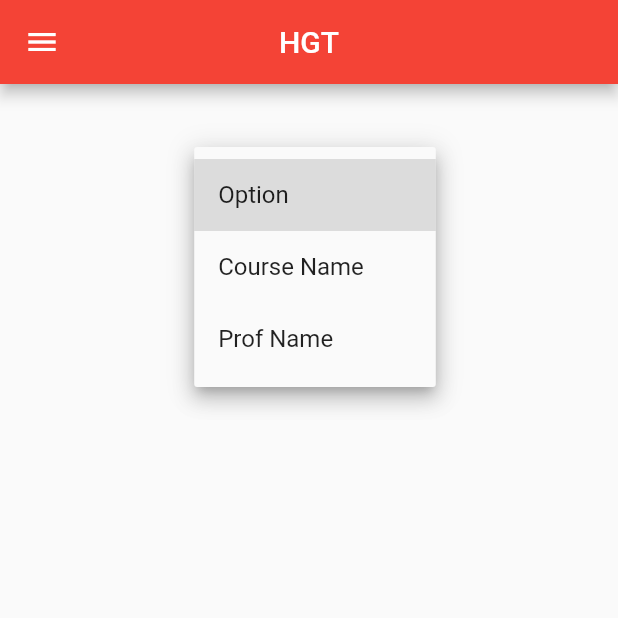
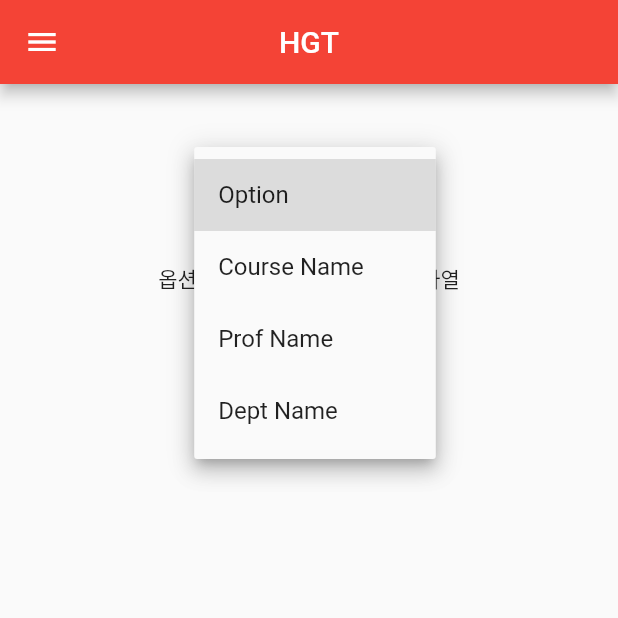
Before and after one commit to Younhong/HDT, a Flutter app: the OpenCourseMainPage screen opened directly, after a tap on "Option", on a phone screen of 412 x 824 dp, the top half of it. Run offline on Flutter 3.47's test engine with Material 2 defaults, Android fonts, the phone set to English and light mode, and no system bars.

Commit message:
학부별 강의 검색 기능

```diff
--- a/lib/open_course/open.course.body.dart
+++ b/lib/open_course/open.course.body.dart
@@ -7,7 +7,7 @@ class OpenCourseBodyPage extends StatefulWidget{
 
 class _OpenCourseBodyState extends State<OpenCourseBodyPage> {
   _OpenCourseBodyState();
-  List<String> _category = ['Option', 'Course Name', 'Prof Name'];
+  List<String> _category = ['Option', 'Course Name', 'Prof Name', 'Dept Name'];
 
   String _selected = "Option";
 
--- a/lib/open_course/open.course.option.dart
+++ b/lib/open_course/open.course.option.dart
@@ -1,4 +1,5 @@
 import 'package:flutter/material.dart';
+import 'package:hgt/open_course/dept.course.dart';
 
 class OpenCourseOptionPage extends StatefulWidget{
   final String option;
@@ -10,12 +11,16 @@ class OpenCourseOptionPage extends StatefulWidget{
 class _OpenCourseOptionState extends State<OpenCourseOptionPage> {
   _OpenCourseOptionState();
 
+  List<String> _deptCategory = ['GLS', 'CSEE', 'Law', 'Life Science'];
+  String _selectedDept = "GLS";
+
   @override
   Widget build(BuildContext context) {
     if (widget.option == "Option") {
       return Column(
         children: <Widget>[
-          Text("전체 강좌 조회")
+          Text("전체 강좌 조회"),
+          Text("옵션 없이 전체 강좌 찾아서 쭉 나열")
         ],
       );
     }
@@ -33,6 +38,28 @@ class _OpenCourseOptionState extends State<OpenCourseOptionPage> {
         ],
       );
     }
+    else if (widget.option == "Dept Name") {
+      return Column(
+        children: <Widget>[
+          Text("학부별 검색"),
+          DropdownButton(
+            hint: Text('Option'),
+            value: _selectedDept,
+            icon: Icon(Icons.arrow_drop_down),
+            onChanged: (String newValue) {
+              setState(() { _selectedDept = newValue;});
+            },
+            items: _deptCategory
+                .map((String category) {
+              return DropdownMenuItem<String>(
+                value: category, child: Text(category),
+              );
+            }).toList(),
+          ),
+          DeptCourse(_selectedDept),
+        ],
+      );
+    }
     else
       return Text(widget.option);
   }
```
Also changed, not shown: lib/open_course/dept.course.dart (added, +10 -0 lines).
